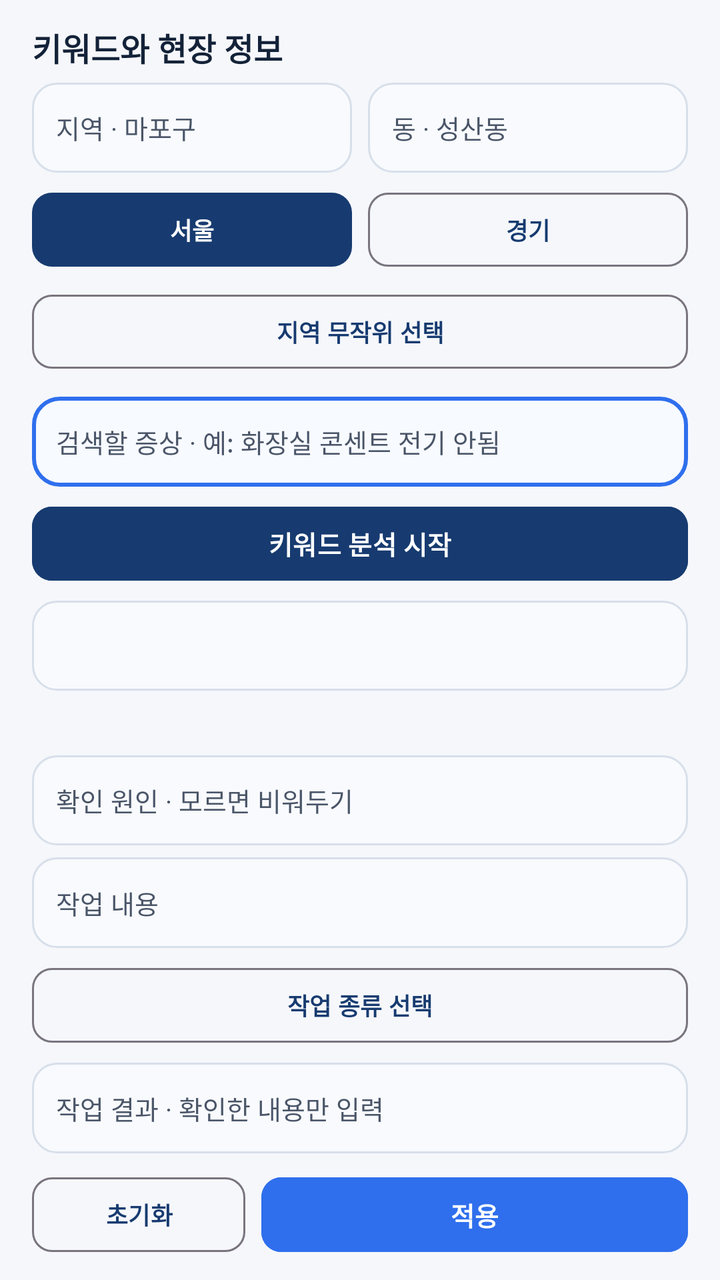
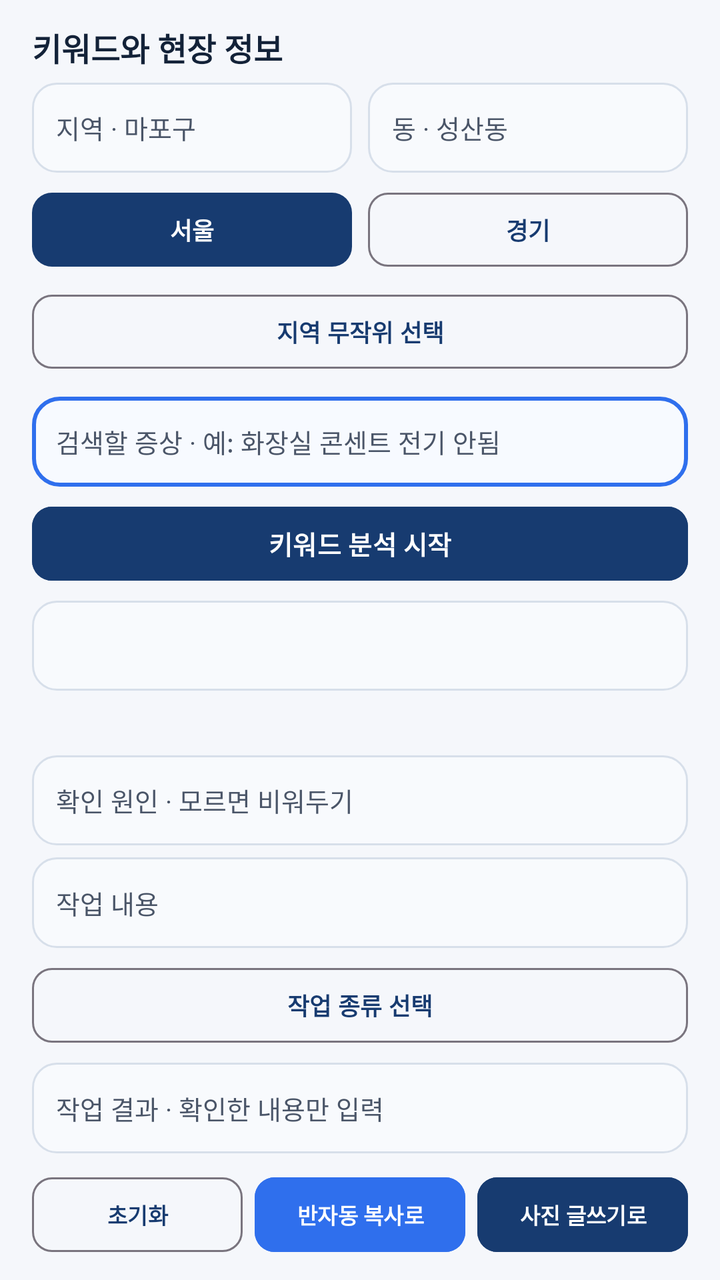

An Android layout rendered at two revisions. The XML below is the earlier revision; the diff shows what the commit changed to produce the second picture.
<!-- AndroidManifest.xml: application theme Theme.KeywordResearch -->
<!-- res/layout/activity_keyword_case_info.xml -->
<?xml version="1.0" encoding="utf-8"?>
<LinearLayout xmlns:android="http://schemas.android.com/apk/res/android"
    xmlns:app="http://schemas.android.com/apk/res-auto"
    android:id="@+id/rootScroll"
    android:layout_width="match_parent"
    android:layout_height="match_parent"
    android:background="@color/background"
    android:orientation="vertical"
    android:paddingHorizontal="16dp"
    android:paddingTop="12dp"
    android:paddingBottom="10dp">

    <TextView android:layout_width="match_parent" android:layout_height="wrap_content" android:text="키워드와 현장 정보" android:textColor="@color/text_primary" android:textSize="16sp" android:textStyle="bold" />

    
    <LinearLayout android:layout_width="match_parent" android:layout_height="0dp" android:layout_weight="1" android:layout_marginTop="6dp" android:orientation="vertical">

        <LinearLayout android:layout_width="match_parent" android:layout_height="0dp" android:layout_weight="2" android:orientation="horizontal">
            <EditText android:id="@+id/inputDistrict" android:layout_width="0dp" android:layout_height="match_parent" android:layout_weight="1" android:background="@drawable/studio_field" android:hint="지역 · 마포구" android:paddingHorizontal="12dp" android:textColor="@color/text_primary" android:textColorHint="@color/text_secondary" android:textSize="13sp" />
            <EditText android:id="@+id/inputDong" android:layout_width="0dp" android:layout_height="match_parent" android:layout_weight="1" android:layout_marginStart="8dp" android:background="@drawable/studio_field" android:hint="동 · 성산동" android:paddingHorizontal="12dp" android:textColor="@color/text_primary" android:textColorHint="@color/text_secondary" android:textSize="13sp" />
        </LinearLayout>
        <LinearLayout android:layout_width="match_parent" android:layout_height="0dp" android:layout_weight="2" android:layout_marginTop="6dp" android:orientation="horizontal">
            <Button android:id="@+id/btnRegionSeoul" android:layout_width="0dp" android:layout_height="match_parent" android:layout_weight="1" android:text="서울" android:textSize="12sp" android:textStyle="bold" app:cornerRadius="10dp" />
            <Button android:id="@+id/btnRegionGyeonggi" style="@style/Widget.Material3.Button.OutlinedButton" android:layout_width="0dp" android:layout_height="match_parent" android:layout_weight="1" android:layout_marginStart="8dp" android:text="경기" android:textSize="12sp" android:textStyle="bold" app:cornerRadius="10dp" />
        </LinearLayout>
        <Button android:id="@+id/btnRandomPlace" style="@style/Widget.Material3.Button.OutlinedButton" android:layout_width="match_parent" android:layout_height="0dp" android:layout_weight="2" android:layout_marginTop="6dp" android:text="지역 무작위 선택" android:textSize="12sp" android:textStyle="bold" app:cornerRadius="10dp" />

        <EditText android:id="@+id/inputSymptom" android:layout_width="match_parent" android:layout_height="0dp" android:layout_weight="2" android:layout_marginTop="10dp" android:background="@drawable/studio_field_focus" android:gravity="center_vertical" android:hint="검색할 증상 · 예: 화장실 콘센트 전기 안됨" android:maxLength="40" android:paddingHorizontal="12dp" android:singleLine="true" android:textColor="@color/text_primary" android:textColorHint="@color/text_secondary" android:textSize="13sp" />
        <Button android:id="@+id/btnSearchSymptomKeyword" android:layout_width="match_parent" android:layout_height="0dp" android:layout_weight="2" android:layout_marginTop="6dp" android:backgroundTint="@color/primary" android:text="키워드 분석 시작" android:textColor="@android:color/white" android:textSize="13sp" android:textStyle="bold" app:cornerRadius="10dp" />
        <Spinner android:id="@+id/stageKeywordSpinner" android:layout_width="match_parent" android:layout_height="0dp" android:layout_weight="2" android:layout_marginTop="6dp" android:background="@drawable/studio_field" android:paddingHorizontal="12dp" />
        <TextView android:id="@+id/caseInfoStatusText" android:layout_width="match_parent" android:layout_height="0dp" android:layout_weight="1" android:layout_marginTop="4dp" android:gravity="center_vertical" android:textColor="@color/primary" android:textSize="10sp" />

        <EditText android:id="@+id/inputCause" android:layout_width="match_parent" android:layout_height="0dp" android:layout_weight="2" android:layout_marginTop="6dp" android:background="@drawable/studio_field" android:gravity="center_vertical" android:hint="확인 원인 · 모르면 비워두기" android:paddingHorizontal="12dp" android:singleLine="true" android:textColor="@color/text_primary" android:textColorHint="@color/text_secondary" android:textSize="13sp" />
        <EditText android:id="@+id/inputWork" android:layout_width="match_parent" android:layout_height="0dp" android:layout_weight="2" android:layout_marginTop="6dp" android:background="@drawable/studio_field" android:gravity="center_vertical" android:hint="작업 내용" android:paddingHorizontal="12dp" android:singleLine="true" android:textColor="@color/text_primary" android:textColorHint="@color/text_secondary" android:textSize="13sp" />
        <Button android:id="@+id/btnPickWorkType" style="@style/Widget.Material3.Button.OutlinedButton" android:layout_width="match_parent" android:layout_height="0dp" android:layout_weight="2" android:layout_marginTop="6dp" android:text="작업 종류 선택" android:textSize="12sp" android:textStyle="bold" app:cornerRadius="10dp" />
        <EditText android:id="@+id/inputResult" android:layout_width="match_parent" android:layout_height="0dp" android:layout_weight="2" android:layout_marginTop="6dp" android:background="@drawable/studio_field" android:gravity="center_vertical" android:hint="작업 결과 · 확인한 내용만 입력" android:paddingHorizontal="12dp" android:singleLine="true" android:textColor="@color/text_primary" android:textColorHint="@color/text_secondary" android:textSize="13sp" />

        <LinearLayout android:layout_width="match_parent" android:layout_height="0dp" android:layout_weight="2" android:layout_marginTop="8dp" android:orientation="horizontal">
            <Button android:id="@+id/btnResetCaseInfo" style="@style/Widget.Material3.Button.OutlinedButton" android:layout_width="0dp" android:layout_height="match_parent" android:layout_weight="1" android:text="초기화" android:textSize="12sp" android:textStyle="bold" app:cornerRadius="10dp" />
            <Button android:id="@+id/btnApplyCaseInfo" android:layout_width="0dp" android:layout_height="match_parent" android:layout_weight="2" android:layout_marginStart="8dp" android:backgroundTint="@color/accent" android:text="적용" android:textColor="@android:color/white" android:textSize="13sp" android:textStyle="bold" app:cornerRadius="10dp" />
        </LinearLayout>
    </LinearLayout>
</LinearLayout>
<!-- resources referenced by this layout -->
<resources>
  <color name="accent">#2F6FED</color>
  <color name="background">#F5F7FB</color>
  <color name="primary">#173B70</color>
  <color name="text_primary">#132238</color>
  <color name="text_secondary">#4A5568</color>
  <!-- drawable studio_field (drawable) -->
  <?xml version="1.0" encoding="utf-8"?>
  <shape xmlns:android="http://schemas.android.com/apk/res/android" android:shape="rectangle">
      <solid android:color="#F8FAFD" />
      <corners android:radius="12dp" />
      <stroke android:width="1dp" android:color="#D7DFEA" />
  </shape>
  <!-- drawable studio_field_focus (drawable) -->
  <?xml version="1.0" encoding="utf-8"?>
  <shape xmlns:android="http://schemas.android.com/apk/res/android" android:shape="rectangle">
      <solid android:color="#F7FAFF" />
      <corners android:radius="13dp" />
      <stroke android:width="2dp" android:color="#2F6FED" />
  </shape>
  <style name="Theme.KeywordResearch" parent="Theme.Material3.Light.NoActionBar">
          <item name="colorPrimary">@color/primary</item>
          <item name="colorPrimaryDark">@color/primary_dark</item>
          <item name="colorAccent">@color/accent</item>
          <item name="android:windowBackground">@color/background</item>
      </style>
  <color name="primary_dark">#0B1F3A</color>
</resources>

<!-- the commit's change to res/layout/activity_keyword_case_info.xml (unified diff, before → after) -->
@@ -36,8 +36,9 @@
         <EditText android:id="@+id/inputResult" android:layout_width="match_parent" android:layout_height="0dp" android:layout_weight="2" android:layout_marginTop="6dp" android:background="@drawable/studio_field" android:gravity="center_vertical" android:hint="작업 결과 · 확인한 내용만 입력" android:paddingHorizontal="12dp" android:singleLine="true" android:textColor="@color/text_primary" android:textColorHint="@color/text_secondary" android:textSize="13sp" />
 
         <LinearLayout android:layout_width="match_parent" android:layout_height="0dp" android:layout_weight="2" android:layout_marginTop="8dp" android:orientation="horizontal">
-            <Button android:id="@+id/btnResetCaseInfo" style="@style/Widget.Material3.Button.OutlinedButton" android:layout_width="0dp" android:layout_height="match_parent" android:layout_weight="1" android:text="초기화" android:textSize="12sp" android:textStyle="bold" app:cornerRadius="10dp" />
-            <Button android:id="@+id/btnApplyCaseInfo" android:layout_width="0dp" android:layout_height="match_parent" android:layout_weight="2" android:layout_marginStart="8dp" android:backgroundTint="@color/accent" android:text="적용" android:textColor="@android:color/white" android:textSize="13sp" android:textStyle="bold" app:cornerRadius="10dp" />
+            <Button android:id="@+id/btnResetCaseInfo" style="@style/Widget.Material3.Button.OutlinedButton" android:layout_width="0dp" android:layout_height="match_parent" android:layout_weight="1" android:text="초기화" android:textSize="11sp" android:textStyle="bold" app:cornerRadius="10dp" android:paddingHorizontal="2dp" />
+            <Button android:id="@+id/btnApplyCaseInfo" android:layout_width="0dp" android:layout_height="match_parent" android:layout_weight="1" android:layout_marginStart="6dp" android:backgroundTint="@color/accent" android:text="반자동 복사로" android:textColor="@android:color/white" android:textSize="11sp" android:textStyle="bold" app:cornerRadius="10dp" android:paddingHorizontal="2dp" />
+            <Button android:id="@+id/btnApplyToPhotoWriter" android:layout_width="0dp" android:layout_height="match_parent" android:layout_weight="1" android:layout_marginStart="6dp" android:backgroundTint="@color/primary" android:text="사진 글쓰기로" android:textColor="@android:color/white" android:textSize="11sp" android:textStyle="bold" app:cornerRadius="10dp" android:paddingHorizontal="2dp" />
         </LinearLayout>
     </LinearLayout>
 </LinearLayout>
